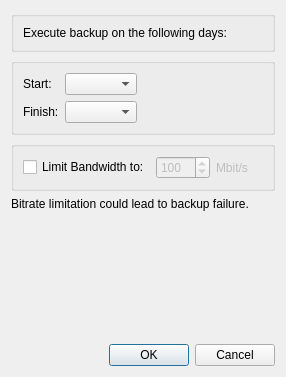
networkoptix/nx_open, file client/libclient/src/ui/dialogs/backup_schedule_dialog.ui: the form before one commit.
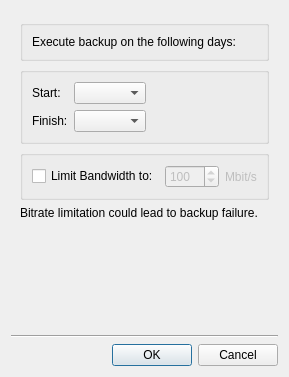
The form after the commit.

Commit message:
VMS-2217: Fixed separator lines in many dialogs
<==== Mercurial data ====>
Branch: dev_3.0.0_gui

Patch:
```diff
--- a/client/libclient/src/ui/dialogs/backup_schedule_dialog.ui
+++ b/client/libclient/src/ui/dialogs/backup_schedule_dialog.ui
@@ -15,6 +15,9 @@
   </property>
   <layout class="QVBoxLayout" name="verticalLayout">
    <item>
+    <widget class="QWidget" name="widget" native="true">
+     <layout class="QVBoxLayout" name="verticalLayout_2">
+      <item>
     <widget class="QGroupBox" name="daysGroupBox">
      <layout class="QVBoxLayout" name="weekDaysLayout">
       <item>
@@ -146,10 +149,20 @@
      <property name="sizeHint" stdset="0">
       <size>
        <width>20</width>
-       <height>40</height>
+          <height>124</height>
       </size>
      </property>
     </spacer>
+      </item>
+     </layout>
+    </widget>
+   </item>
+   <item>
+    <widget class="Line" name="line">
+     <property name="orientation">
+      <enum>Qt::Horizontal</enum>
+     </property>
+    </widget>
    </item>
    <item>
     <widget class="QDialogButtonBox" name="buttonBox">
```
Lines whose indentation alone changed are shown as unchanged. The commit also changes 30 other files.
